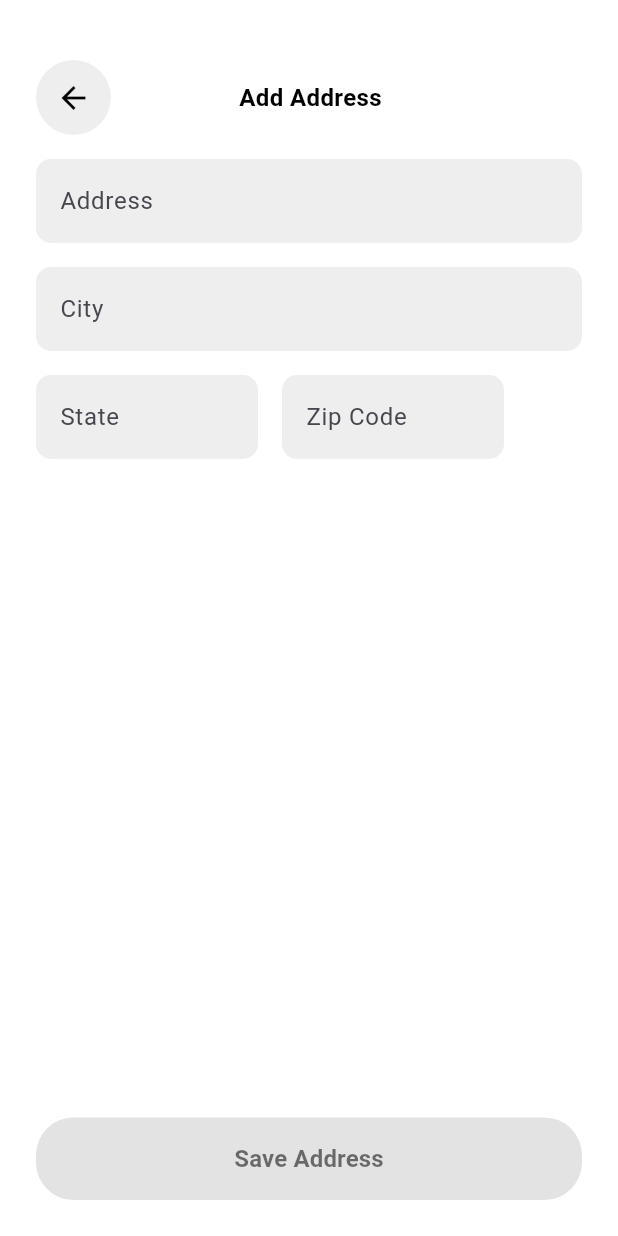
After one commit to dokhy5/colt, a Flutter app: the AddressView screen opened by its route, after a tap on "Add Address", on a phone screen of 412 x 824 dp. The commit adds this screen. Run offline on Flutter 3.47's test engine with Material 3 defaults, Android fonts, the phone set to English and light mode, and no system bars; our stand-ins replace awesome_bottom_bar, dio, dropdown_button2, font_awesome_flutter, go_router, shared_preferences; accounts and stored records are empty.

```diff
--- /dev/null
+++ b/devtools_options.yaml
@@ -0,0 +1,3 @@
+description: This file stores settings for Dart & Flutter DevTools.
+documentation: https://docs.flutter.dev/tools/devtools/extensions#configure-extension-enablement-states
+extensions:
--- /dev/null
+++ b/lib/Features/address/presentation/views/add_address_view.dart
@@ -0,0 +1,13 @@
+import 'package:colt_shop/Features/address/presentation/views/widgets/add_address_view_body.dart';
+import 'package:flutter/material.dart';
+
+class AddAddressView extends StatelessWidget {
+  const AddAddressView({super.key});
+
+  @override
+  Widget build(BuildContext context) {
+    return const Scaffold(
+      body: SafeArea(child: AddAddressViewBody()),
+    );
+  }
+}
--- /dev/null
+++ b/lib/Features/address/presentation/views/address_view.dart
@@ -0,0 +1,11 @@
+import 'package:colt_shop/Features/address/presentation/views/widgets/address_view_body.dart';
+import 'package:flutter/material.dart';
+
+class AddressView extends StatelessWidget {
+  const AddressView({super.key});
+
+  @override
+  Widget build(BuildContext context) {
+    return const Scaffold(body: SafeArea(child: AddressViewBody()),);
+  }
+}
--- /dev/null
+++ b/lib/Features/address/presentation/views/widgets/add_address_view_body.dart
@@ -0,0 +1,151 @@
+import 'package:colt_shop/Features/address/presentation/views/widgets/appbar_add_address.dart';
+import 'package:colt_shop/Features/address/presentation/views/widgets/custom_button_save_address.dart';
+import 'package:flutter/material.dart';
+import 'package:shared_preferences/shared_preferences.dart';
+import 'package:colt_shop/core/widgets/text_field_register.dart';
+
+class AddAddressViewBody extends StatefulWidget {
+  const AddAddressViewBody({super.key});
+
+  @override
+  // ignore: library_private_types_in_public_api
+  _AddAddressViewBodyState createState() => _AddAddressViewBodyState();
+}
+
+class _AddAddressViewBodyState extends State<AddAddressViewBody> {
+  final TextEditingController _addressController = TextEditingController();
+  final TextEditingController _cityController = TextEditingController();
+  final TextEditingController _stateController = TextEditingController();
+  final TextEditingController _zipController = TextEditingController();
+  bool _isButtonEnabled = false;
+
+  /// Load saved data from SharedPreferences
+  Future<void> _loadSavedData() async {
+    final prefs = await SharedPreferences.getInstance();
+    setState(() {
+      _addressController.text = prefs.getString('address') ?? '';
+      _cityController.text = prefs.getString('city') ?? '';
+      _stateController.text = prefs.getString('state') ?? '';
+      _zipController.text = prefs.getString('zip') ?? '';
+      setState(() {
+        _isButtonEnabled = _addressController.text.isNotEmpty &&
+            _cityController.text.isNotEmpty &&
+            _stateController.text.isNotEmpty &&
+            _zipController.text.isNotEmpty;
+      });
+// Check if button should be enabled
+    });
+  }
+
+  /// Save data to SharedPreferences
+  Future<void> _saveData() async {
+    final prefs = await SharedPreferences.getInstance();
+    List<String> addresses = prefs.getStringList('addresses') ?? [];
+
+    // إضافة العنوان الجديد
+    String newAddress =
+        "${_addressController.text}, ${_cityController.text}, ${_stateController.text}, ${_zipController.text}";
+    addresses.add(newAddress);
+
+    await prefs.setStringList('addresses', addresses);
+    _loadSavedData(); // إعادة تحميل القائمة
+    ScaffoldMessenger.of(context).showSnackBar(
+      const SnackBar(content: Text('Address saved successfully!')),
+    );
+  }
+
+  @override
+  Widget build(BuildContext context) {
+    return Scaffold(
+      body: Stack(
+        children: [
+          Padding(
+            padding: const EdgeInsets.symmetric(horizontal: 24),
+            child: Column(
+              crossAxisAlignment: CrossAxisAlignment.stretch,
+              children: [
+                const SizedBox(height: 40),
+                const AppbarAddAddress(),
+                const SizedBox(height: 16),
+                TextFieldRegister(
+                  controller: _addressController,
+                  labelText: 'Address',
+                  hintText: 'Address',
+                  onChanged: (_) => () {
+                    setState(() {
+                      _isButtonEnabled = _addressController.text.isNotEmpty &&
+                          _cityController.text.isNotEmpty &&
+                          _stateController.text.isNotEmpty &&
+                          _zipController.text.isNotEmpty;
+                    });
+                  }(),
+                ),
+                const SizedBox(height: 16),
+                TextFieldRegister(
+                  controller: _cityController,
+                  labelText: 'City',
+                  hintText: 'City',
+                  onChanged: (_) => () {
+                    setState(() {
+                      _isButtonEnabled = _addressController.text.isNotEmpty &&
+                          _cityController.text.isNotEmpty &&
+                          _stateController.text.isNotEmpty &&
+                          _zipController.text.isNotEmpty;
+                    });
+                  }(),
+                ),
+                const SizedBox(height: 16),
+                Row(
+                  children: [
+                    SizedBox(
+                      width: 148,
+                      height: 56,
+                      child: TextFieldRegister(
+                        controller: _stateController,
+                        labelText: 'State',
+                        hintText: 'State',
+                        onChanged: (_) => () {
+                          setState(() {
+                            _isButtonEnabled =
+                                _addressController.text.isNotEmpty &&
+                                    _cityController.text.isNotEmpty &&
+                                    _stateController.text.isNotEmpty &&
+                                    _zipController.text.isNotEmpty;
+                          });
+                        }(),
+                      ),
+                    ),
+                    const SizedBox(width: 16),
+                    SizedBox(
+                      width: 148,
+                      height: 56,
+                      child: TextFieldRegister(
+                        controller: _zipController,
+                        labelText: 'Zip Code',
+                        hintText: 'Zip Code',
+                        onChanged: (_) => () {
+                          setState(() {
+                            _isButtonEnabled =
+                                _addressController.text.isNotEmpty &&
+                                    _cityController.text.isNotEmpty &&
+                                    _stateController.text.isNotEmpty &&
+                                    _zipController.text.isNotEmpty;
+                          });
+                        }(),
+                      ),
+                    ),
+                  ],
+                ),
+                const SizedBox(height: 24),
+              ],
+            ),
+          ),
+          CustomButtonSaveAddress(
+            isButtonEnabled: _isButtonEnabled,
+            onSave: _saveData,
+          ),
+        ],
+      ),
+    );
+  }
+}
--- /dev/null
+++ b/lib/Features/address/presentation/views/widgets/address_view_body.dart
@@ -0,0 +1,116 @@
+import 'package:colt_shop/core/utils/app_router.dart';
+import 'package:colt_shop/core/widgets/button_back_custom.dart';
+import 'package:colt_shop/core/widgets/custom_button.dart';
+import 'package:flutter/material.dart';
+import 'package:shared_preferences/shared_preferences.dart';
+
+class AddressViewBody extends StatefulWidget {
+  const AddressViewBody({super.key});
+
+  @override
+  _AddressViewBodyState createState() => _AddressViewBodyState();
+}
+
+class _AddressViewBodyState extends State<AddressViewBody> {
+  List<String> _savedAddresses = [];
+
+  @override
+  void initState() {
+    super.initState();
+    _loadSavedAddresses();
+  }
+
+  Future<void> _loadSavedAddresses() async {
+    final prefs = await SharedPreferences.getInstance();
+    setState(() {
+      _savedAddresses = prefs.getStringList('addresses') ?? [];
+    });
+  }
+
+  Future<void> _removeAddress(int index) async {
+    final prefs = await SharedPreferences.getInstance();
+    setState(() {
+      _savedAddresses.removeAt(index);
+      prefs.setStringList('addresses', _savedAddresses);
+    });
+  }
+
+  Widget _buildAddressCard(String address, int index) {
+    return Container(
+      margin: const EdgeInsets.symmetric(vertical: 8),
+      padding: const EdgeInsets.all(16),
+      decoration: BoxDecoration(
+        color: Colors.grey.shade200,
+        borderRadius: BorderRadius.circular(12),
+      ),
+      child: Row(
+        mainAxisAlignment: MainAxisAlignment.spaceBetween,
+        children: [
+          Expanded(
+            child: Text(
+              address,
+              style: const TextStyle(fontWeight: FontWeight.bold, fontSize: 16),
+              overflow: TextOverflow.ellipsis,
+            ),
+          ),
+          GestureDetector(
+            onTap: () => _removeAddress(index),
+            child: const Text(
+              'Remove',
+              style: TextStyle(color: Colors.red, fontWeight: FontWeight.bold),
+            ),
+          ),
+        ],
+      ),
+    );
+  }
+
+  @override
+  Widget build(BuildContext context) {
+    return Padding(
+      padding: const EdgeInsets.symmetric(horizontal: 24.0),
+      child: Column(
+        crossAxisAlignment: CrossAxisAlignment.stretch,
+        children: [
+          const SizedBox(height: 40),
+          Row(
+            mainAxisAlignment: MainAxisAlignment.spaceBetween,
+            children: [
+              ButtonBackCustom(),
+              const Text(
+                'Address',
+                textAlign: TextAlign.center,
+                style: TextStyle(
+                  fontSize: 16,
+                  fontWeight: FontWeight.bold,
+                  color: Colors.black,
+                ),
+              ),
+              const SizedBox(width: 48),
+            ],
+          ),
+          const SizedBox(height: 20),
+          Expanded(
+            child: _savedAddresses.isEmpty
+                ? const Center(child: Text("No saved addresses"))
+                : ListView.builder(
+                    itemCount: _savedAddresses.length,
+                    itemBuilder: (context, index) {
+                      return _buildAddressCard(_savedAddresses[index], index);
+                    },
+                  ),
+          ),
+          const SizedBox(height: 20),
+          CustomButton(
+            text: 'Add Address',
+            onPressed: () async {
+              await AppRouter.router.push(AppRouter.kAddAddress);
+              _loadSavedAddresses(); // Reload addresses after returning
+            },
+          ),
+          const SizedBox(height: 20),
+        ],
+      ),
+    );
+  }
+}
--- /dev/null
+++ b/lib/Features/address/presentation/views/widgets/appbar_add_address.dart
@@ -0,0 +1,26 @@
+import 'package:colt_shop/core/widgets/button_back_custom.dart';
+import 'package:flutter/material.dart';
+
+class AppbarAddAddress extends StatelessWidget {
+  const AppbarAddAddress({super.key});
+
+  @override
+  Widget build(BuildContext context) {
+    return const                   Row(
+                    mainAxisAlignment: MainAxisAlignment.spaceBetween,
+                    children: [
+                       ButtonBackCustom(),
+                       Text(
+                        'Add Address',
+                        textAlign: TextAlign.center,
+                        style: TextStyle(
+                          fontSize: 16,
+                          fontWeight: FontWeight.bold,
+                          color: Colors.black,
+                        ),
+                      ),
+                       SizedBox(width: 48),
+                    ],
+                  );
+  }
+}
--- /dev/null
+++ b/lib/Features/address/presentation/views/widgets/custom_button_save_address.dart
@@ -0,0 +1,43 @@
+import 'package:flutter/material.dart';
+
+class CustomButtonSaveAddress extends StatelessWidget {
+  final bool isButtonEnabled;
+  final VoidCallback onSave;
+
+  const CustomButtonSaveAddress({
+    super.key,
+    required this.isButtonEnabled,
+    required this.onSave,
+  });
+
+  @override
+  Widget build(BuildContext context) {
+    return Align(
+      alignment: Alignment.bottomCenter,
+      child: Padding(
+        padding: const EdgeInsets.all(24),
+        child: SizedBox(
+          width: double.infinity,
+          child: ElevatedButton(
+            onPressed: isButtonEnabled ? onSave : null,
+            style: ElevatedButton.styleFrom(
+              backgroundColor: isButtonEnabled ? Colors.deepPurpleAccent : Colors.grey,
+              padding: const EdgeInsets.symmetric(vertical: 16),
+              shape: RoundedRectangleBorder(
+                borderRadius: BorderRadius.circular(25),
+              ),
+            ),
+            child: Text(
+              'Save Address',
+              style: TextStyle(
+                fontSize: 16,
+                fontWeight: FontWeight.bold,
+                color: isButtonEnabled ? Colors.white : Colors.black54,
+              ),
+            ),
+          ),
+        ),
+      ),
+    );
+  }
+}
--- a/lib/core/utils/app_router.dart
+++ b/lib/core/utils/app_router.dart
@@ -1,4 +1,6 @@
 import 'package:colt_shop/Features/Splash/presentation/views/splash_view.dart';
+import 'package:colt_shop/Features/address/presentation/views/add_address_view.dart';
+import 'package:colt_shop/Features/address/presentation/views/address_view.dart';
 import 'package:colt_shop/Features/home_page/presentation/views/categories_item_view.dart';
 import 'package:colt_shop/Features/home_page/presentation/views/categories_view.dart';
 import 'package:colt_shop/Features/home_page/presentation/views/home_view.dart';
@@ -23,6 +25,8 @@ abstract class AppRouter {
   static const kCategories = '/Categories_View';
   static const kCategoriesItem = '/Categories_Item_View';
   static const kOrderInformation = '/Order_Information_View';
+  static const kAddress = '/Address_View';
+  static const kAddAddress = '/Add_Address_View';
 
   static final GoRouter router = GoRouter(
     routes: [
@@ -72,6 +76,15 @@ abstract class AppRouter {
         path: kOrderInformation,
         builder: (context, state) => const OrderInformationView(),
       ),
+
+        GoRoute(
+        path: kAddress,
+        builder: (context, state) => const AddressView(),
+      ),
+       GoRoute(
+        path: kAddAddress,
+        builder: (context, state) => const AddAddressView(),
+      ),
     ],
   );
 }
--- a/lib/core/widgets/custom_button.dart
+++ b/lib/core/widgets/custom_button.dart
@@ -12,10 +12,10 @@ final VoidCallback  onPressed;
       child: TextButton(
         onPressed: onPressed,
         style: TextButton.styleFrom(
+
           backgroundColor: kSecondaryColor,
           shape: RoundedRectangleBorder(
             borderRadius: BorderRadius.circular(30),
-
           ),
         ),
         child:  Text(
--- a/lib/core/widgets/text_field_register.dart
+++ b/lib/core/widgets/text_field_register.dart
@@ -3,24 +3,39 @@ import 'package:flutter/material.dart';
 class TextFieldRegister extends StatelessWidget {
   final String labelText;
   final String hintText;
+  final TextEditingController? controller;
+  final ValueChanged<String>? onChanged;
+  final double width;
+  final double height;
 
   const TextFieldRegister({
     super.key,
     required this.labelText,
     required this.hintText,
+    this.controller,
+    this.onChanged,
+    this.width = double.infinity,
+    this.height = 56,
   });
 
   @override
   Widget build(BuildContext context) {
-    return TextField(
-      decoration: InputDecoration(
-        labelText: labelText,
-        hintText: hintText,
-        border:const OutlineInputBorder(
-                borderRadius: BorderRadius.all(Radius.circular(10)),
-                borderSide: BorderSide.none),
-        filled: true,
-        fillColor: Colors.grey[200], // Optional: Adds a background color
+    return SizedBox(
+      width: width,
+      height: height,
+      child: TextField(
+        controller: controller,
+        onChanged: onChanged,
+        decoration: InputDecoration(
+          labelText: labelText,
+          hintText: hintText,
+          border: const OutlineInputBorder(
+            borderRadius: BorderRadius.all(Radius.circular(10)),
+            borderSide: BorderSide.none,
+          ),
+          filled: true,
+          fillColor: Colors.grey[200],
+        ),
       ),
     );
   }
--- a/lib/main.dart
+++ b/lib/main.dart
@@ -1,18 +1,17 @@
+import 'package:colt_shop/core/utils/app_router.dart';
+import 'package:flutter/material.dart';
+import 'package:shared_preferences/shared_preferences.dart';
 
-import 'package:colt_shop/constants.dart';
-import 'package:colt_shop/core/utils/app_router.dart';
-import 'package:colt_shop/core/widgets/test.dart';
-import 'package:flutter/material.dart';
-
-void main() {
-  runApp(const MyApp());
+void main() async {
+  WidgetsFlutterBinding.ensureInitialized();
+  final SharedPreferences prefs = await SharedPreferences.getInstance();
+  runApp(MyApp(prefs: prefs));
 }
 
+class MyApp extends StatelessWidget {
+  final SharedPreferences prefs;
+  const MyApp({super.key, required this.prefs});
 
-class MyApp extends StatelessWidget {
-  const MyApp({super.key});
-
-  // This widget is the root of your application.
   @override
   Widget build(BuildContext context) {
     return MaterialApp.router(
@@ -21,19 +20,6 @@ class MyApp extends StatelessWidget {
         scaffoldBackgroundColor: Colors.white,
       ),
       debugShowCheckedModeBanner: false,
-
     );
-    // return MaterialApp(
-    //   title: 'Colt Shop',
-    //   theme: ThemeData(
-    //     primarySwatch: Colors.blue,
-    //     visualDensity: VisualDensity.adaptivePlatformDensity,
-    //   ),
-    //   home: const Scaffold(
-    //     body: SafeArea(
-    //       child: BottomNavDashboard(),
-    //     ),
-    //   ),
-    // );
   }
 }
```
Also changed, not shown: lib/Features/info/presentation/views/widgets/info_me.dart (added, +68 -0 lines), lib/Features/info/presentation/views/widgets/info_view_body.dart (+31 -4 lines), lib/Features/info/presentation/views/widgets/menu_for_me.dart (added, +125 -0 lines), pubspec.yaml (+4 -6 lines), pubspec.lock, 2 other files.
